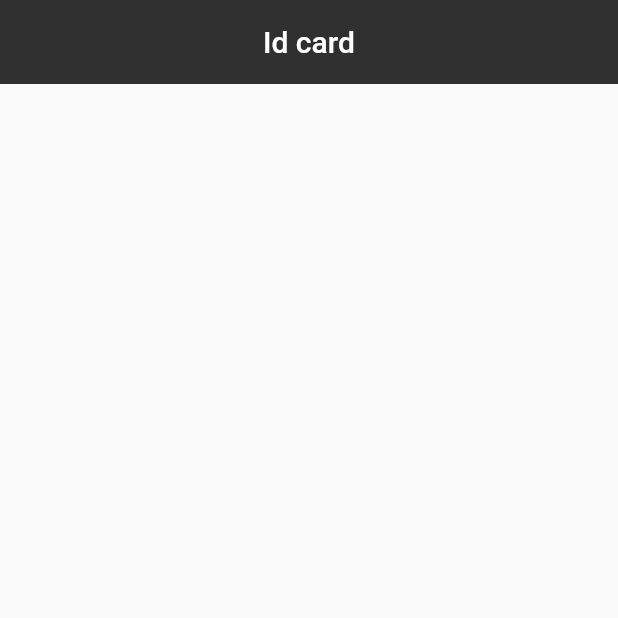
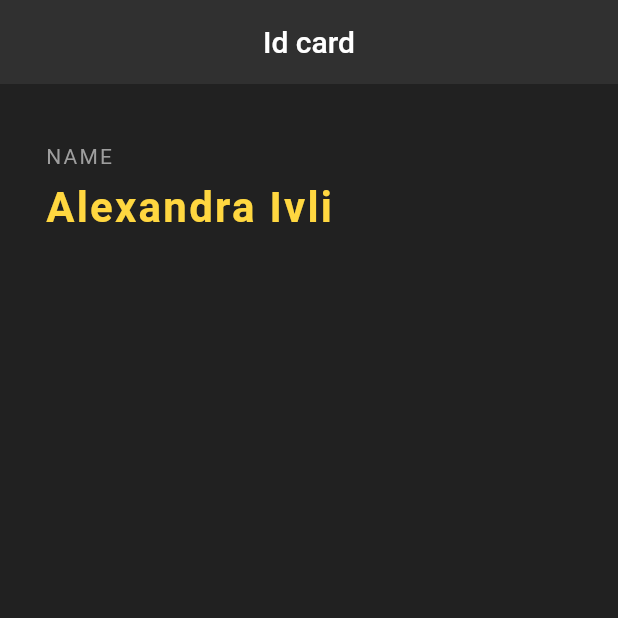
Before and after one commit to mihaitaivli/beginningFlutter, a Flutter app: the screen it shows after launch, on a phone screen of 412 x 824 dp, the top half of it. Run offline on Flutter 3.47's test engine with Material 2 defaults, Android fonts, the phone set to English and light mode, and no system bars.

Commit message:
add name fields

```diff
--- a/lib/main.dart
+++ b/lib/main.dart
@@ -9,12 +9,40 @@ class Home extends StatelessWidget {
   @override
   Widget build(BuildContext context) {
     return Scaffold(
+      backgroundColor: Colors.grey[900],
       appBar: AppBar(
         title: Text('Id card'),
         centerTitle: true,
         backgroundColor: Colors.grey[850],
         elevation: 0.0, // removes the shadow
       ),
+      body: Padding(
+        padding: EdgeInsets.fromLTRB(30.0, 40.0, 30.0, 0.0),
+        child: Column(
+          crossAxisAlignment: CrossAxisAlignment.start,
+          children: [
+            Text(
+              'NAME',
+              style: TextStyle(
+                // fontSize: 30.0,
+                color: Colors.grey,
+                letterSpacing: 1.5,
+              ),
+            ),
+            SizedBox(height: 10.0),
+            Text(
+              'Alexandra Ivli',
+              style: TextStyle(
+                // fontSize: 30.0,
+                color: Colors.amberAccent[200],
+                letterSpacing: 1.5,
+                fontSize: 28,
+                fontWeight: FontWeight.bold,
+              ),
+            ),
+          ],
+        ),
+      ),
     );
   }
 }
```
